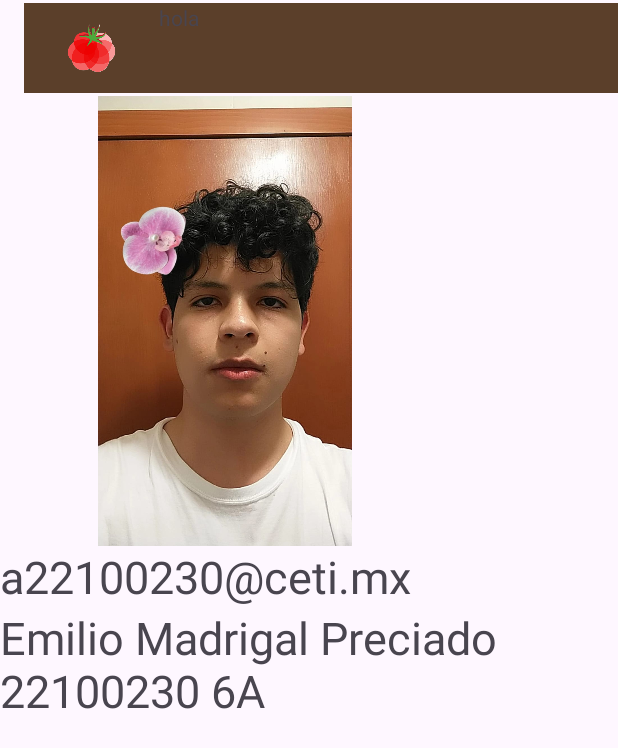
After one commit to Emilio-Madrigal/integradormovil, an Android app: the autor screen opened directly, with no data from a screen before it, on a phone screen of 412 x 824 dp. The commit adds this screen. Shown: the top 748 px of the screen. Run offline under Robolectric (Android 15) with nearby library versions, the phone set to English and light mode, and no system bars; network calls fail.

Commit message:
ya se termino el semestre :)

```diff
--- a/app/src/main/AndroidManifest.xml
+++ b/app/src/main/AndroidManifest.xml
@@ -1,3 +1,4 @@
+<?xml version="1.0" encoding="utf-8"?>
 <manifest xmlns:android="http://schemas.android.com/apk/res/android"
     xmlns:tools="http://schemas.android.com/tools">
 
@@ -17,6 +18,9 @@
         android:theme="@style/Theme.Integrador"
         android:usesCleartextTraffic="true"
         tools:targetApi="31">
+        <activity
+            android:name=".autor"
+            android:exported="false" />
         <activity
             android:name=".cardview"
             android:exported="false" />
--- /dev/null
+++ b/app/src/main/java/com/example/integrador/autor.java
@@ -0,0 +1,82 @@
+package com.example.integrador;
+
+import android.content.Context;
+import android.content.Intent;
+import android.content.SharedPreferences;
+import android.os.Bundle;
+import android.view.Menu;
+import android.view.MenuItem;
+
+import androidx.activity.EdgeToEdge;
+import androidx.annotation.NonNull;
+import androidx.appcompat.app.AppCompatActivity;
+import androidx.core.graphics.Insets;
+import androidx.core.view.ViewCompat;
+import androidx.core.view.WindowInsetsCompat;
+
+public class autor extends AppCompatActivity {
+SharedPreferences archivo;
+    @Override
+    protected void onCreate(Bundle savedInstanceState) {
+        super.onCreate (savedInstanceState);
+        EdgeToEdge.enable (this);
+        setContentView (R.layout.activity_autor);
+        ViewCompat.setOnApplyWindowInsetsListener (findViewById (R.id.main), (v, insets) -> {
+            Insets systemBars = insets.getInsets (WindowInsetsCompat.Type.systemBars ());
+            v.setPadding (systemBars.left, systemBars.top, systemBars.right, systemBars.bottom);
+            return insets;
+        });
+        archivo = this.getSharedPreferences("sesion", Context.MODE_PRIVATE);
+    }
+    @Override
+    public void onOptionsMenuClosed(Menu menu) {
+        getMenuInflater ().inflate (R.menu.menu, menu);
+        super.onOptionsMenuClosed (menu);
+    }
+
+    @Override
+    public boolean onCreateOptionsMenu(Menu menu) {
+        getMenuInflater ().inflate (R.menu.menu, menu);
+        return super.onCreateOptionsMenu (menu);
+    }
+
+    @Override
+    public boolean onOptionsItemSelected(@NonNull MenuItem item) {
+        if (item.getItemId () == R.id.read) {
+            Intent cambio8 = new Intent (this, ver.class);
+            startActivity (cambio8);
+        }
+
+        if (item.getItemId () == R.id.create) {
+            Intent cambio8 = new Intent (this, user_info.class);
+            startActivity (cambio8);
+        }
+        if (item.getItemId () == R.id.creador) {
+            Intent cambio8 = new Intent (this, autor.class);
+            startActivity (cambio8);
+        }
+
+        if (item.getItemId () == R.id.update) {
+
+            Intent cambio8 = new Intent (this, modify_user.class);
+            startActivity (cambio8);
+
+        }
+        if (item.getItemId () == R.id.delete) {
+            Intent cambio8 = new Intent (this, ver2.class);
+            startActivity (cambio8);
+        }
+        if (item.getItemId () == R.id.logout) {
+            if (archivo.contains ("id_usuario")) {
+                SharedPreferences.Editor editor = archivo.edit ();
+                editor.remove ("id_usuario");
+                editor.commit ();
+                Intent x = new Intent (this, MainActivity.class);
+                startActivity (x);
+                finish ();
+            }
+
+        }
+        return super.onOptionsItemSelected(item);
+    }
+}
--- a/app/src/main/java/com/example/integrador/cardview.java
+++ b/app/src/main/java/com/example/integrador/cardview.java
@@ -2,6 +2,7 @@ package com.example.integrador;
 
 import android.Manifest;
 import android.annotation.SuppressLint;
+import android.content.Context;
 import android.content.Intent;
 import android.content.SharedPreferences;
 import android.content.pm.PackageManager;
@@ -49,6 +50,7 @@ public class cardview extends AppCompatActivity {
         super.onCreate(savedInstanceState);
         EdgeToEdge.enable(this);
         setContentView(R.layout.activity_cardview);
+        archivo = this.getSharedPreferences("sesion", Context.MODE_PRIVATE);
       nombre=findViewById (R.id.nombrec);
       apellido=findViewById (R.id.apellidoc);
       edad=findViewById (R.id.edadc);
--- a/app/src/main/java/com/example/integrador/ver.java
+++ b/app/src/main/java/com/example/integrador/ver.java
@@ -41,7 +41,7 @@ public class ver extends AppCompatActivity {
         super.onCreate(savedInstanceState);
         EdgeToEdge.enable(this);
         setContentView(R.layout.activity_ver);
-
+        archivo = this.getSharedPreferences("sesion", Context.MODE_PRIVATE);
         archivo = this.getSharedPreferences("sesion", Context.MODE_PRIVATE);
         rv = findViewById(R.id.recyclerview);
         toolbar = findViewById(R.id.toolbar);
--- a/app/src/main/java/com/example/integrador/ver2.java
+++ b/app/src/main/java/com/example/integrador/ver2.java
@@ -51,7 +51,7 @@ public class ver2 extends AppCompatActivity {
         super.onCreate(savedInstanceState);
         EdgeToEdge.enable(this);
         setContentView(R.layout.activity_ver2);
-
+        archivo = this.getSharedPreferences("sesion", Context.MODE_PRIVATE);
         toolbar = findViewById(R.id.toolbar);
         setSupportActionBar(toolbar);
 
--- /dev/null
+++ b/app/src/main/res/layout/activity_autor.xml
@@ -0,0 +1,37 @@
+<?xml version="1.0" encoding="utf-8"?>
+<LinearLayout xmlns:android="http://schemas.android.com/apk/res/android"
+    xmlns:app="http://schemas.android.com/apk/res-auto"
+    xmlns:tools="http://schemas.android.com/tools"
+    android:id="@+id/main"
+    android:layout_width="match_parent"
+    android:layout_height="match_parent"
+    tools:context=".autor"
+    android:orientation="vertical">
+    <include
+        android:id="@+id/toolbarCard"
+        layout="@layout/toolbar">
+
+    </include>
+    <ImageView
+        android:layout_width="300dp"
+        android:layout_height="300dp"
+        android:src="@drawable/hola">
+
+    </ImageView>
+    <TextView
+        android:layout_width="wrap_content"
+        android:layout_height="wrap_content"
+        android:text="a22100230@ceti.mx"
+        android:textSize="30sp"
+        >
+
+    </TextView>
+    <TextView
+        android:layout_width="wrap_content"
+        android:layout_height="wrap_content"
+        android:text="Emilio Madrigal Preciado 22100230 6A"
+        android:textSize="30sp">
+
+    </TextView>
+
+</LinearLayout>
--- a/app/src/main/res/menu/menu.xml
+++ b/app/src/main/res/menu/menu.xml
@@ -14,6 +14,7 @@
     android:id="@+id/create">
 
 </item>
+
     <item
         android:title="ve tus pacientes"
         android:id="@+id/read">
@@ -28,5 +29,10 @@
         android:id="@+id/delete">
 
     </item>
+    <item
+        android:title="creador"
+        android:id="@+id/creador">
+
+    </item>
 
 </menu>
```
Also changed, not shown: app/src/main/java/com/example/integrador/MainActivity.java (+11 -24 lines), app/src/main/java/com/example/integrador/modify_user.java (+6 -4 lines), app/src/main/java/com/example/integrador/user_info.java (+6 -1 lines), app/src/main/res/drawable/hola.jpg (added).
